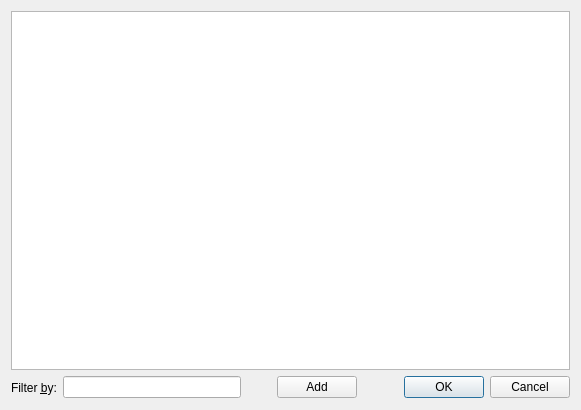
Old version of the form ui/changeicon.ui in the repository jlbrd/qmagneto.
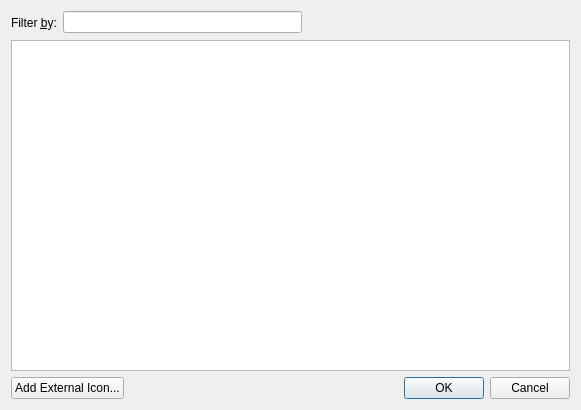
New version of the form. Icons and pictures are not drawn.

Commit message: - Allow to delete external image added on ChangeIcon dialog

What changed in the file:
```diff
--- a/ui/changeicon.ui
+++ b/ui/changeicon.ui
@@ -15,10 +15,7 @@
   </property>
   <layout class="QGridLayout" name="gridLayout">
    <item row="0" column="0">
-    <widget class="QGraphicsView" name="view"/>
-   </item>
-   <item row="1" column="0">
-    <layout class="QHBoxLayout" name="horizontalLayout">
+    <layout class="QHBoxLayout" name="horizontalLayout_2">
      <item>
       <widget class="QLabel" name="label_3">
        <property name="text">
@@ -30,14 +27,6 @@
       </widget>
      </item>
      <item>
-      <layout class="QHBoxLayout">
-       <property name="spacing">
-        <number>6</number>
-       </property>
-       <property name="margin">
-        <number>0</number>
-       </property>
-       <item>
         <widget class="QLineEdit" name="filterEdit"/>
        </item>
        <item>
@@ -54,12 +43,40 @@
          </property>
         </widget>
        </item>
+     <item>
+      <spacer name="horizontalSpacer">
+       <property name="orientation">
+        <enum>Qt::Horizontal</enum>
+       </property>
+       <property name="sizeHint" stdset="0">
+        <size>
+         <width>40</width>
+         <height>20</height>
+        </size>
+       </property>
+      </spacer>
+     </item>
+    </layout>
+   </item>
+   <item row="1" column="0">
+    <widget class="QGraphicsView" name="view"/>
+   </item>
+   <item row="2" column="0">
+    <layout class="QHBoxLayout" name="horizontalLayout">
+     <item>
+      <layout class="QHBoxLayout">
+       <property name="spacing">
+        <number>6</number>
+       </property>
+       <property name="margin">
+        <number>0</number>
+       </property>
       </layout>
      </item>
      <item>
       <widget class="QPushButton" name="addButton">
        <property name="text">
-        <string>Add</string>
+        <string>Add External Icon...</string>
        </property>
       </widget>
      </item>
```
Lines whose indentation alone changed are shown as unchanged. The commit also changes 6 other files.
